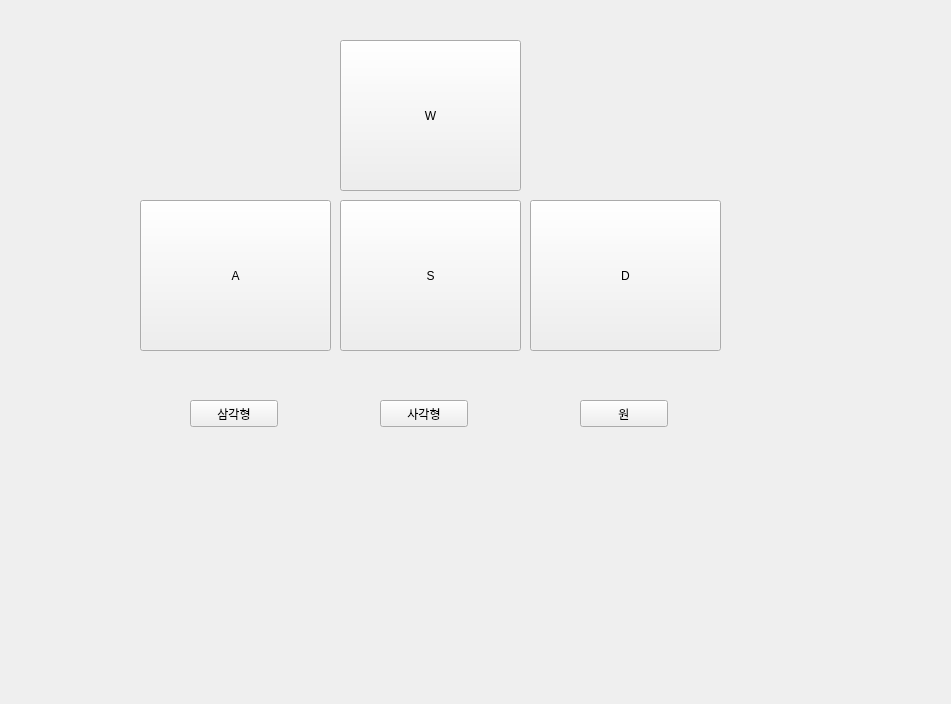
Qt form day_2/hw1/test_ros_qt/ui/mainwindow.ui (dhchoi77/Robit_intelligence_ros) before a commit.
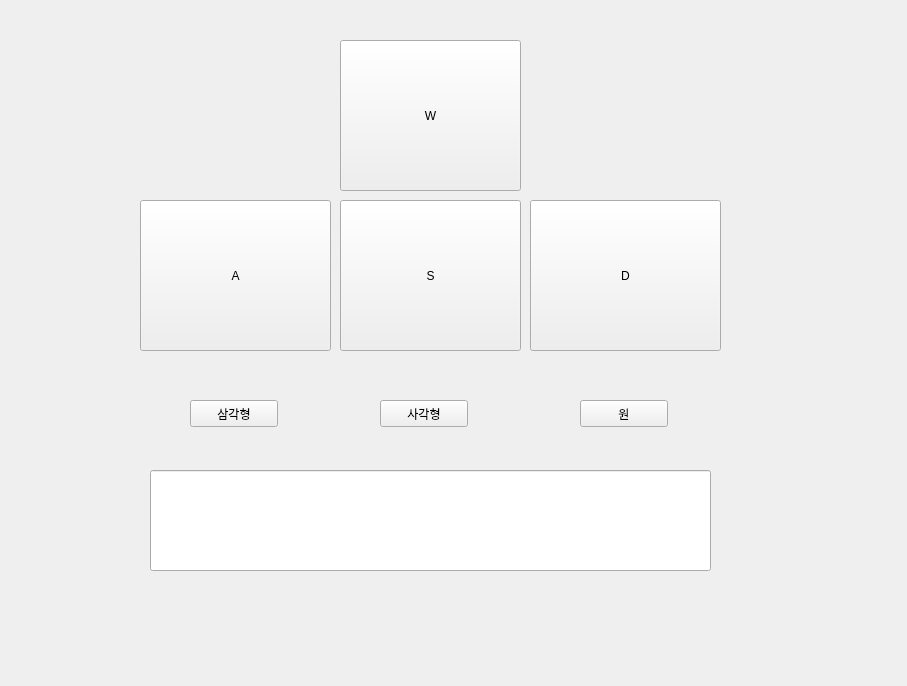
The same form after that commit. Icons and pictures are not drawn.

The edit to the form file:
```diff
--- a/day_2/hw1/test_ros_qt/ui/mainwindow.ui
+++ b/day_2/hw1/test_ros_qt/ui/mainwindow.ui
@@ -6,8 +6,8 @@
    <rect>
     <x>0</x>
     <y>0</y>
-    <width>951</width>
-    <height>704</height>
+    <width>907</width>
+    <height>686</height>
    </rect>
   </property>
   <property name="windowTitle">
@@ -112,6 +112,16 @@
      <string>원</string>
     </property>
    </widget>
+   <widget class="QLineEdit" name="lineEdit">
+    <property name="geometry">
+     <rect>
+      <x>150</x>
+      <y>470</y>
+      <width>561</width>
+      <height>101</height>
+     </rect>
+    </property>
+   </widget>
   </widget>
   <action name="action_Quit">
    <property name="text">
```
